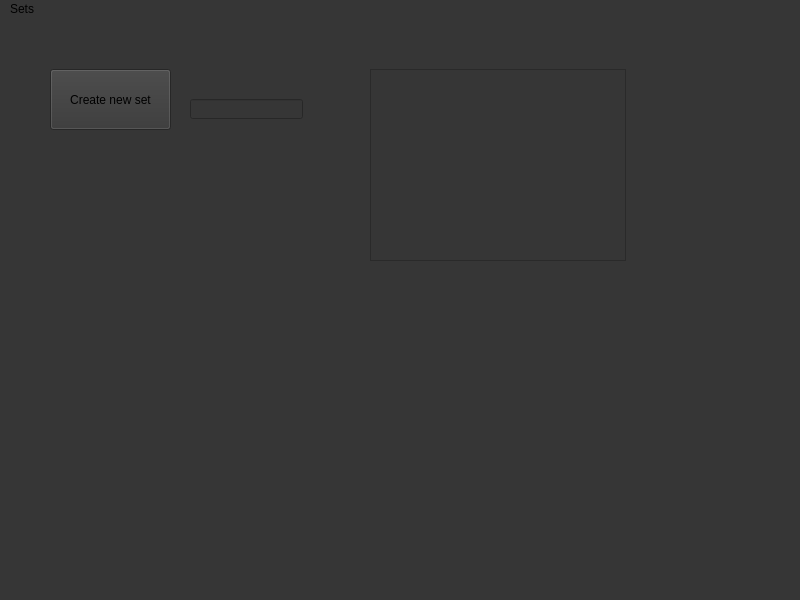
ali-p-1/Flashcard-Project, file set_page.ui: the form before one commit.
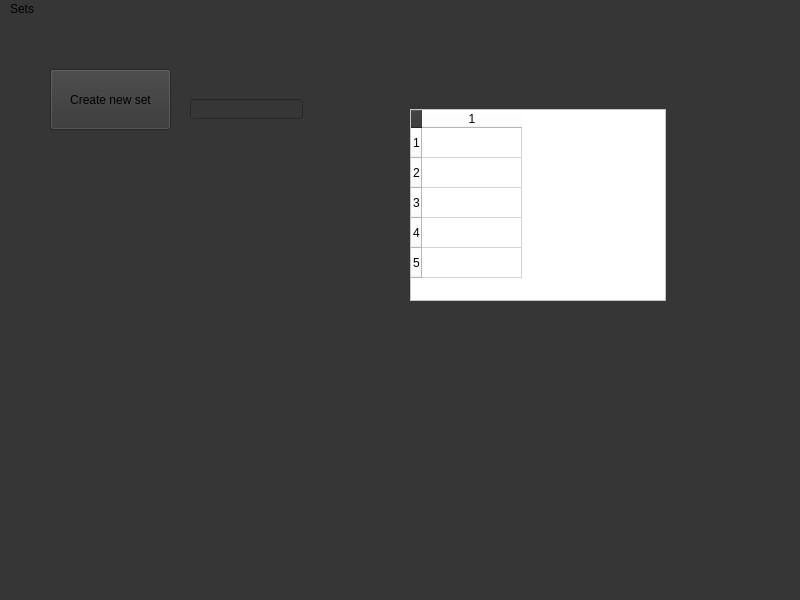
The form after the commit.

```diff
--- a/set_page.ui
+++ b/set_page.ui
@@ -16,6 +16,9 @@
   <property name="windowTitle">
    <string>MainWindow</string>
   </property>
+  <property name="autoFillBackground">
+   <bool>false</bool>
+  </property>
   <property name="styleSheet">
    <string notr="true">background-color: rgb(54, 54, 54);</string>
   </property>
@@ -43,15 +46,30 @@
      </rect>
     </property>
    </widget>
-   <widget class="QListWidget" name="setlist">
+   <widget class="QTableWidget" name="display_sets">
     <property name="geometry">
      <rect>
-      <x>370</x>
-      <y>50</y>
+      <x>410</x>
+      <y>90</y>
       <width>256</width>
       <height>192</height>
      </rect>
     </property>
+    <property name="styleSheet">
+     <string notr="true">background-color: rgb(255, 255, 255);</string>
+    </property>
+    <property name="rowCount">
+     <number>5</number>
+    </property>
+    <property name="columnCount">
+     <number>1</number>
+    </property>
+    <row/>
+    <row/>
+    <row/>
+    <row/>
+    <row/>
+    <column/>
    </widget>
   </widget>
   <widget class="QMenuBar" name="menubar">
```
